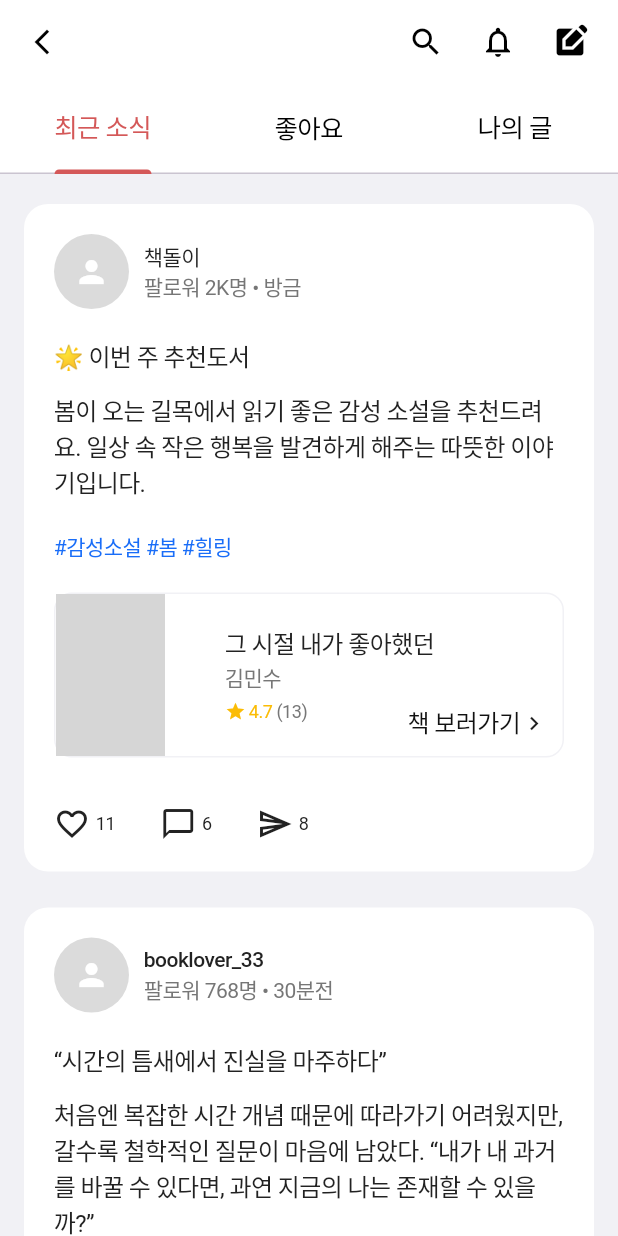
After one commit to KIMKIHWAN55/BOOK_IT, a Flutter app: the HomeScreen screen opened by its route, item 3 of the bottom bar chosen, on a phone screen of 412 x 824 dp. The commit adds this screen. Run offline on Flutter 3.47's test engine with Material 3 defaults, Android fonts, the phone set to English and light mode, and no system bars; our stand-ins replace cloud_firestore, firebase_auth, firebase_core, google_sign_in, shared_preferences; missing offline and left inert: email_otp; accounts and stored records are empty; network calls fail; Roboto replaces fonts that are missing (Pretendard); grey boxes are pictures that could not be loaded.

Commit message:
게시판 글쓰기, 게시판 페이지

```diff
--- /dev/null
+++ b/lib/screens/post_board_screen.dart
@@ -0,0 +1,270 @@
+import 'package:flutter/material.dart';
+import 'package:bookit_app/screens/write_post_screen.dart';
+
+class PostBoardScreen extends StatefulWidget {
+  const PostBoardScreen({super.key});
+
+  @override
+  State<PostBoardScreen> createState() => _PostBoardScreenState();
+}
+
+class _PostBoardScreenState extends State<PostBoardScreen> with SingleTickerProviderStateMixin {
+  late TabController _tabController;
+
+  @override
+  void initState() {
+    super.initState();
+    _tabController = TabController(length: 3, vsync: this);
+  }
+
+  // 🔸 피그마 CSS 기반 공통 스타일
+  TextStyle _ptStyle({
+    required double size,
+    required FontWeight weight,
+    Color color = const Color(0xFF222222),
+    double? height = 1.4,
+    double spacing = -0.025,
+  }) {
+    return TextStyle(
+      fontFamily: 'Pretendard',
+      fontSize: size,
+      fontWeight: weight,
+      color: color,
+      height: height,
+      letterSpacing: size * spacing,
+    );
+  }
+
+  @override
+  Widget build(BuildContext context) {
+    return Scaffold(
+      backgroundColor: const Color(0xFFF1F1F5), // CSS: background: #F1F1F5
+      appBar: _buildAppBar(),
+      body: Column(
+        children: [
+          _buildTabBar(),
+          Expanded(
+            child: TabBarView(
+              controller: _tabController,
+              children: [
+                _buildRecentFeed(), // 최근 소식 탭
+                const Center(child: Text("좋아요 콘텐츠")),
+                const Center(child: Text("나의 글 콘텐츠")),
+              ],
+            ),
+          ),
+        ],
+      ),
+    );
+  }
+
+  // --- 상단 앱바 ---
+  PreferredSizeWidget _buildAppBar() {
+    return AppBar(
+      backgroundColor: Colors.white,
+      elevation: 0,
+      leading: IconButton(
+        icon: const Icon(Icons.arrow_back_ios_new, color: Colors.black, size: 20),
+        onPressed: () => Navigator.pop(context),
+      ),
+      actions: [
+        IconButton(icon: const Icon(Icons.search, color: Colors.black), onPressed: () {}),
+        IconButton(icon: const Icon(Icons.notifications_none, color: Colors.black), onPressed: () {}),
+    IconButton(
+    icon: const Icon(Icons.edit_square, color: Colors.black, size: 24),
+    onPressed: () {
+    // 🚀 Navigator를 사용하여 WritePostScreen으로 이동합니다.
+    Navigator.push(
+    context,
+    MaterialPageRoute(builder: (context) => const WritePostScreen()),
+    );
+    },
+    ),
+        const SizedBox(width: 8),
+      ],
+    );
+  }
+
+  // --- 상단 탭바 (CSS: Component 2 수치 반영) ---
+  Widget _buildTabBar() {
+    return Container(
+      color: Colors.white,
+      height: 60,
+      child: TabBar(
+        controller: _tabController,
+        indicatorColor: const Color(0xFFD45858), // CSS: border-bottom: 1px solid #D45858
+        indicatorWeight: 2,
+        labelColor: const Color(0xFFD45858),
+        unselectedLabelColor: Colors.black,
+        labelStyle: _ptStyle(size: 17, weight: FontWeight.w400),
+        tabs: const [
+          Tab(text: "최근 소식"),
+          Tab(text: "좋아요"),
+          Tab(text: "나의 글"),
+        ],
+      ),
+    );
+  }
+
+  // --- 최근 소식 피드 리스트 ---
+  Widget _buildRecentFeed() {
+    return ListView(
+      padding: const EdgeInsets.fromLTRB(16, 20, 16, 20), // CSS: left: 16, top: 160 (조정됨)
+      children: [
+        // 피드 1: 책돌이 (CSS: Frame 30)
+        _buildPostCard(
+          userName: "책돌이",
+          userRank: "팔로워 2K명 • 방금",
+          recTitle: "🌟 이번 주 추천도서",
+          content: "봄이 오는 길목에서 읽기 좋은 감성 소설을 추천드려요. 일상 속 작은 행복을 발견하게 해주는 따뜻한 이야기입니다.",
+          hashtags: "#감성소설 #봄 #힐링",
+          bookTitle: "그 시절 내가 좋아했던",
+          bookAuthor: "김민수",
+          bookRating: "4.7",
+          bookReviewCount: "13",
+          bookImageUrl: 'https://i.ibb.co/b6yFp7G/book1.jpg',
+          likes: "11", comments: "6", shares: "8",
+        ),
+        const SizedBox(height: 24), // CSS: gap: 24px
+        // 피드 2: booklover_33 (CSS: Frame 34)
+        _buildPostCard(
+          userName: "booklover_33",
+          userRank: "팔로워 768명 • 30분전",
+          recTitle: "“시간의 틈새에서 진실을 마주하다”",
+          content: "처음엔 복잡한 시간 개념 때문에 따라가기 어려웠지만, 갈수록 철학적인 질문이 마음에 남았다. “내가 내 과거를 바꿀 수 있다면, 과연 지금의 나는 존재할 수 있을까?”",
+          hashtags: "#SF #반전 #미스테리",
+          bookTitle: "Paradox",
+          bookAuthor: "호베루투 카를로스",
+          bookRating: "4.8",
+          bookReviewCount: "762",
+          bookImageUrl: 'https://i.ibb.co/3sHHDq2/paradox-cover.jpg',
+          likes: "126", comments: "47", shares: "82",
+        ),
+      ],
+    );
+  }
+
+  // --- 공통 포스트 카드 위젯 (CSS 수치 정밀 반영) ---
+  Widget _buildPostCard({
+    required String userName, required String userRank, required String recTitle,
+    required String content, required String hashtags, required String bookTitle,
+    required String bookAuthor, required String bookRating, required String bookReviewCount,
+    required String bookImageUrl, required String likes, required String comments, required String shares,
+  }) {
+    return Container(
+      width: 358,
+      padding: const EdgeInsets.all(20), // CSS: top: 20px
+      decoration: BoxDecoration(
+        color: Colors.white,
+        borderRadius: BorderRadius.circular(16), // CSS: border-radius: 16px
+      ),
+      child: Column(
+        crossAxisAlignment: CrossAxisAlignment.start,
+        children: [
+          // 1. 프로필 (Frame 21)
+          Row(
+            children: [
+              Container(
+                width: 50, height: 50, // CSS: 50x50
+                decoration: const BoxDecoration(shape: BoxShape.circle, color: Color(0xFFDBDBDB)),
+                child: const Icon(Icons.person, color: Colors.white),
+              ),
+              const SizedBox(width: 10), // CSS: gap: 10px
+              Column(
+                crossAxisAlignment: CrossAxisAlignment.start,
+                children: [
+                  Text(userName, style: _ptStyle(size: 14, weight: FontWeight.w500)), // CSS: 14px, 500
+                  Text(userRank, style: _ptStyle(size: 14, weight: FontWeight.w400, color: const Color(0xFF767676))),
+                ],
+              ),
+            ],
+          ),
+          const SizedBox(height: 20), // CSS: gap: 20px
+
+          // 2. 본문 텍스트
+          Text(recTitle, style: _ptStyle(size: 16, weight: FontWeight.w400)), // 추천도서 타이틀
+          const SizedBox(height: 12),
+          Text(content, style: _ptStyle(size: 16, weight: FontWeight.w400, height: 1.4)), // 본문
+          const SizedBox(height: 20),
+          Text(hashtags, style: _ptStyle(size: 14, weight: FontWeight.w400, color: const Color(0xFF196DF8))), // CSS: #196DF8
+          const SizedBox(height: 20),
+
+          // 3. 책 추천 카드 (Frame 29)
+          Container(
+            height: 110, // CSS: height: 110px
+            decoration: BoxDecoration(
+              border: Border.all(color: const Color(0xFFF1F1F5)),
+              borderRadius: BorderRadius.circular(12),
+            ),
+            child: Stack(
+              children: [
+                Row(
+                  children: [
+                    ClipRRect(
+                      borderRadius: BorderRadius.circular(6),
+                      child: Image.network(bookImageUrl, width: 73, height: 110, fit: BoxFit.cover), // CSS: 73x110
+                    ),
+                    const SizedBox(width: 40), // CSS: left: 113px 기준 간격 조정
+                    Column(
+                      crossAxisAlignment: CrossAxisAlignment.start,
+                      mainAxisAlignment: MainAxisAlignment.center,
+                      children: [
+                        Text(bookTitle, style: _ptStyle(size: 16, weight: FontWeight.w500)),
+                        Text(bookAuthor, style: _ptStyle(size: 14, weight: FontWeight.w400, color: const Color(0xFF777777))),
+                        const SizedBox(height: 4),
+                        Row(
+                          children: [
+                            const Icon(Icons.star, color: Color(0xFFFBBC05), size: 14),
+                            const SizedBox(width: 2),
+                            Text(bookRating, style: _ptStyle(size: 12, weight: FontWeight.w400, color: const Color(0xFFFBBC05))),
+                            Text(" ($bookReviewCount)", style: _ptStyle(size: 12, weight: FontWeight.w400, color: const Color(0xFF777777))),
+                          ],
+                        ),
+                      ],
+                    ),
+                  ],
+                ),
+                // 책 보러가기 버튼 (Frame 28)
+                Positioned(
+                  right: 10, bottom: 10,
+                  child: Row(
+                    children: [
+                      Text("책 보러가기", style: _ptStyle(size: 16, weight: FontWeight.w400, color: const Color(0xFF111111))),
+                      const Icon(Icons.chevron_right, size: 18),
+                    ],
+                  ),
+                ),
+              ],
+            ),
+          ),
+          const SizedBox(height: 32),
+
+          // 4. 인터랙션 바 (Frame 175)
+          Row(
+            children: [
+              _buildInteractionItem(Icons.favorite_border, likes),
+              const SizedBox(width: 30), // CSS: gap: 30px
+              _buildInteractionItem(Icons.chat_bubble_outline, comments),
+              const SizedBox(width: 30),
+              _buildInteractionItem(Icons.send_outlined, shares),
+            ],
+          ),
+        ],
+      ),
+    );
+  }
+
+  Widget _buildInteractionItem(IconData icon, String count) {
+    return Row(
+      children: [
+        Icon(icon, size: 24, color: const Color(0xFF222222)),
+        const SizedBox(width: 4), // CSS: gap: 2px (미세 조정)
+        Text(count, style: _ptStyle(size: 12, weight: FontWeight.w400)),
+      ],
+    );
+  }
+
+  void _showSnackBar(String message) {
+    ScaffoldMessenger.of(context).showSnackBar(SnackBar(content: Text(message)));
+  }
+}
```
Also changed, not shown: lib/screens/home_screen.dart (+16 -19 lines), lib/screens/write_post_screen.dart (added, +151 -0 lines).
